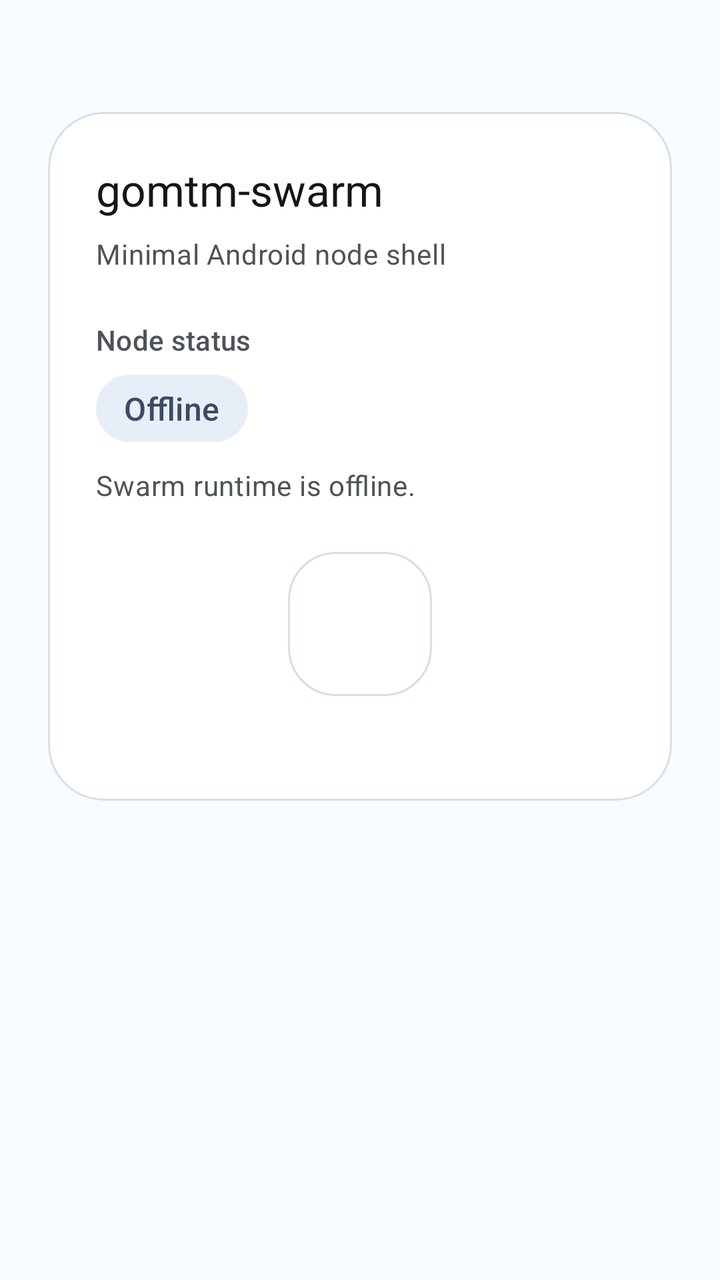
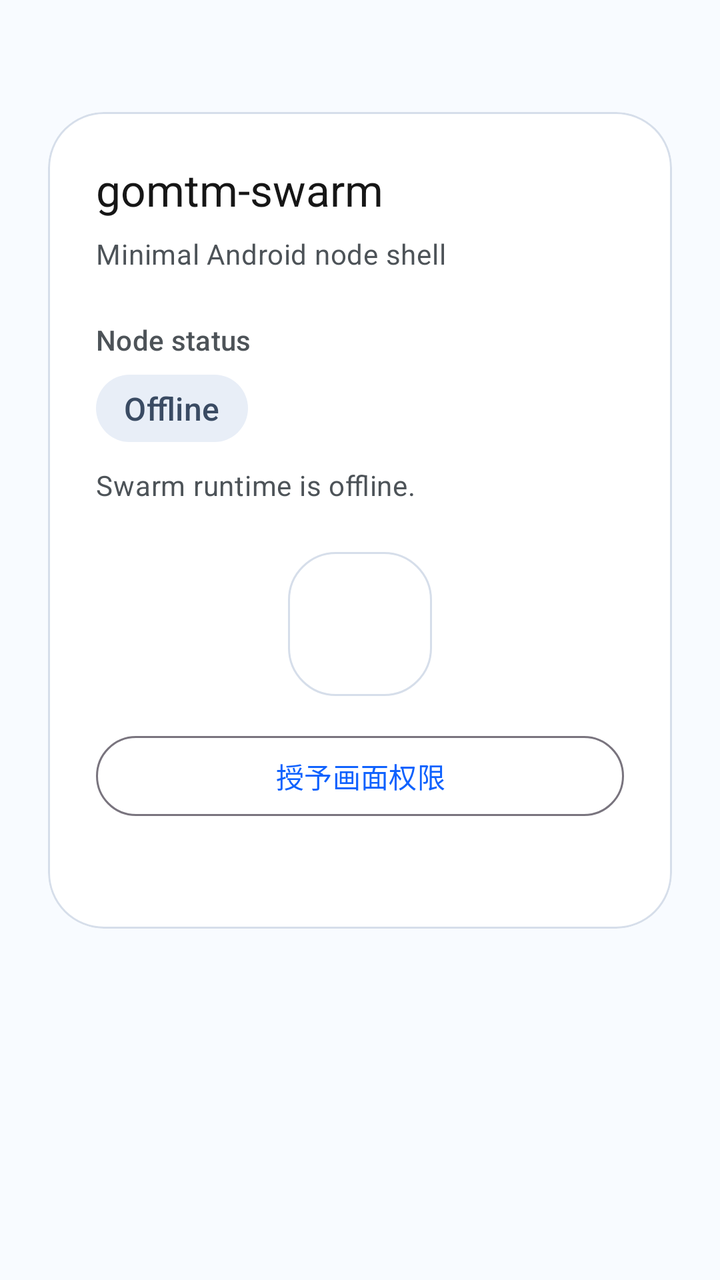

An Android layout rendered at two revisions. The XML below is the earlier revision; the diff shows what the commit changed to produce the second picture.
<!-- AndroidManifest.xml: application theme Theme.GomtmAndroid -->
<!-- res/layout/activity_main.xml -->
<?xml version="1.0" encoding="utf-8"?>
<LinearLayout xmlns:android="http://schemas.android.com/apk/res/android"
    xmlns:app="http://schemas.android.com/apk/res-auto"
    android:layout_width="match_parent"
    android:layout_height="match_parent"
    android:background="@color/surface_background"
    android:gravity="center_horizontal"
    android:orientation="vertical"
    android:padding="24dp">

    <com.google.android.material.card.MaterialCardView
        android:layout_width="match_parent"
        android:layout_height="wrap_content"
        android:layout_marginTop="32dp"
        app:cardBackgroundColor="@color/surface_panel"
        app:cardCornerRadius="28dp"
        app:cardElevation="0dp"
        app:strokeColor="@color/gomtm_outline_variant"
        app:strokeWidth="1dp">

        <LinearLayout
            android:layout_width="match_parent"
            android:layout_height="wrap_content"
            android:orientation="vertical"
            android:padding="24dp">

            <TextView
                android:id="@+id/surfaceTitle"
                android:layout_width="wrap_content"
                android:layout_height="wrap_content"
                android:text="@string/surface_title"
                android:textAppearance="@style/TextAppearance.Material3.TitleLarge"
                android:textColor="@color/text_primary" />

            <TextView
                android:layout_width="wrap_content"
                android:layout_height="wrap_content"
                android:layout_marginTop="8dp"
                android:text="@string/surface_subtitle"
                android:textAppearance="@style/TextAppearance.Material3.BodyMedium"
                android:textColor="@color/text_secondary" />

            <TextView
                android:layout_width="wrap_content"
                android:layout_height="wrap_content"
                android:layout_marginTop="24dp"
                android:text="@string/service_status_label"
                android:textAppearance="@style/TextAppearance.Material3.LabelLarge"
                android:textColor="@color/text_secondary" />

            <TextView
                android:id="@+id/serviceStatusValue"
                android:layout_width="wrap_content"
                android:layout_height="wrap_content"
                android:layout_marginTop="8dp"
                android:background="@drawable/bg_status_stopped"
                android:paddingStart="14dp"
                android:paddingTop="6dp"
                android:paddingEnd="14dp"
                android:paddingBottom="6dp"
                android:text="@string/service_state_stopped"
                android:textAppearance="@style/TextAppearance.Material3.TitleMedium"
                android:textColor="@color/gomtm_status_stopped_text" />

            <TextView
                android:id="@+id/serviceStatusDetail"
                android:layout_width="match_parent"
                android:layout_height="wrap_content"
                android:layout_marginTop="12dp"
                android:text="@string/service_state_stopped_detail"
                android:textAppearance="@style/TextAppearance.Material3.BodyMedium"
                android:textColor="@color/text_secondary" />

            <com.google.android.material.button.MaterialButton
                android:id="@+id/serviceToggleButton"
                style="@style/Widget.Material3.Button"
                android:layout_width="72dp"
                android:layout_height="72dp"
                android:layout_gravity="center_horizontal"
                android:layout_marginTop="24dp"
                android:insetTop="0dp"
                android:insetBottom="0dp"
                android:minHeight="0dp"
                android:text=""
                app:backgroundTint="@color/surface_panel"
                app:cornerRadius="24dp"
                app:icon="@drawable/ic_node_offline"
                app:iconGravity="textStart"
                app:iconPadding="0dp"
                app:iconSize="28dp"
                app:strokeColor="@color/gomtm_outline_variant"
                app:strokeWidth="1dp" />

            <TextView
                android:id="@+id/surfaceVersion"
                android:layout_width="wrap_content"
                android:layout_height="wrap_content"
                android:layout_gravity="center_horizontal"
                android:layout_marginTop="12dp"
                android:textAppearance="@style/TextAppearance.Material3.LabelMedium"
                android:textColor="@color/text_secondary" />
        </LinearLayout>
    </com.google.android.material.card.MaterialCardView>

</LinearLayout>
<!-- resources referenced by this layout -->
<resources>
  <color name="gomtm_outline_variant">#D6DEEA</color>
  <color name="gomtm_status_stopped_text">#3A4B63</color>
  <color name="surface_background">#FFF8FBFF</color>
  <color name="surface_panel">#FFFFFFFF</color>
  <color name="text_primary">#161616</color>
  <color name="text_secondary">#4D5358</color>
  <!-- drawable bg_status_stopped (drawable) -->
  <?xml version="1.0" encoding="utf-8"?>
  <shape xmlns:android="http://schemas.android.com/apk/res/android" android:shape="rectangle">
      <solid android:color="@color/gomtm_status_stopped_bg" />
      <corners android:radius="999dp" />
  </shape>
  <!-- drawable ic_node_offline (drawable) -->
  <?xml version="1.0" encoding="utf-8"?>
  <shape xmlns:android="http://schemas.android.com/apk/res/android" android:shape="oval">
      <size android:width="18dp" android:height="18dp" />
      <solid android:color="@color/gomtm_status_stopped_text" />
  </shape>
  <string name="service_state_stopped">Offline</string>
  <string name="service_state_stopped_detail">Swarm runtime is offline.</string>
  <string name="service_status_label">Node status</string>
  <string name="surface_subtitle">Minimal Android node shell</string>
  <string name="surface_title">gomtm-swarm</string>
  <style name="Theme.GomtmAndroid" parent="Theme.Material3.DayNight.NoActionBar">
          <item name="colorPrimary">@color/brand_primary</item>
          <item name="colorSecondary">@color/brand_secondary</item>
          <item name="android:windowBackground">@color/surface_background</item>
      </style>
  <color name="gomtm_status_stopped_bg">#E8EEF7</color>
  <color name="brand_primary">#0F62FE</color>
  <color name="brand_secondary">#42BE65</color>
</resources>

<!-- the commit's change to res/layout/activity_main.xml (unified diff, before → after) -->
@@ -91,6 +91,14 @@
                 app:strokeColor="@color/gomtm_outline_variant"
                 app:strokeWidth="1dp" />
 
+            <com.google.android.material.button.MaterialButton
+                android:id="@+id/screenCapturePermissionButton"
+                style="@style/Widget.Material3.Button.OutlinedButton"
+                android:layout_width="match_parent"
+                android:layout_height="wrap_content"
+                android:layout_marginTop="16dp"
+                android:text="@string/screen_capture_permission_action" />
+
             <TextView
                 android:id="@+id/surfaceVersion"
                 android:layout_width="wrap_content"
<!-- resource entries referenced after the edit -->
@@ -18,6 +18,7 @@
       <size android:width="18dp" android:height="18dp" />
       <solid android:color="@color/gomtm_status_stopped_text" />
   </shape>
+  <string name="screen_capture_permission_action">授予画面权限</string>
   <string name="service_state_stopped">Offline</string>
   <string name="service_state_stopped_detail">Swarm runtime is offline.</string>
   <string name="service_status_label">Node status</string>
